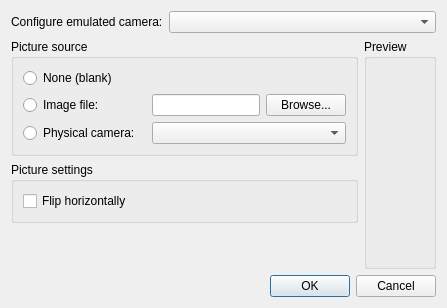
Old version of the form src/frontend/qt_sdl/CameraSettingsDialog.ui in the repository poopoocacacacaca/melonRA.
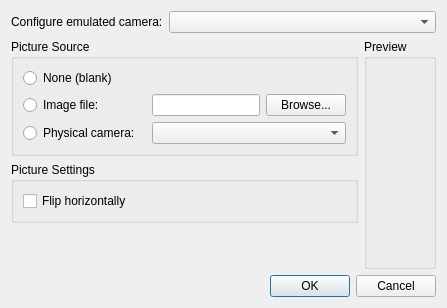
New version of the form.

Diff of the .ui file:
```diff
--- a/src/frontend/qt_sdl/CameraSettingsDialog.ui
+++ b/src/frontend/qt_sdl/CameraSettingsDialog.ui
@@ -42,7 +42,7 @@
      <item row="0" column="0">
       <widget class="QGroupBox" name="groupBox">
        <property name="title">
-        <string>Picture source</string>
+        <string>Picture Source</string>
        </property>
        <layout class="QGridLayout" name="gridLayout_2">
         <item row="1" column="2">
@@ -85,7 +85,7 @@
      <item row="1" column="0">
       <widget class="QGroupBox" name="groupBox_3">
        <property name="title">
-        <string>Picture settings</string>
+        <string>Picture Settings</string>
        </property>
        <layout class="QGridLayout" name="gridLayout_4">
         <item row="0" column="0">
```
Left out of the diff: 2 changed lines with no effect on the pictures.
